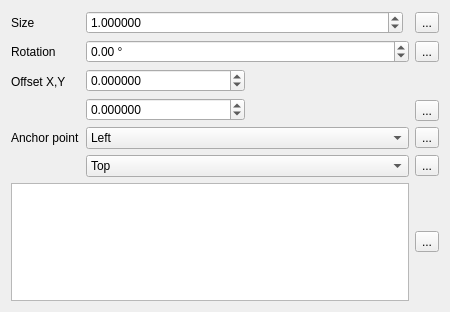
Above: src/ui/symbollayer/widget_filledmarker.ui from qgis/QGIS before the change. Below: the same form after it.
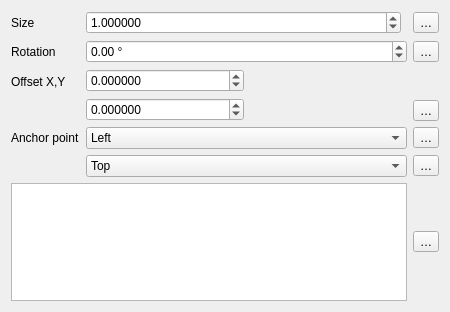
That is the form after the change. Custom widgets are drawn as their Qt base class.

```diff
--- a/src/ui/symbollayer/widget_filledmarker.ui
+++ b/src/ui/symbollayer/widget_filledmarker.ui
@@ -66,7 +66,7 @@
    <item row="0" column="2">
     <widget class="QgsPropertyOverrideButton" name="mSizeDDBtn">
      <property name="text">
-      <string>...</string>
+      <string>…</string>
      </property>
     </widget>
    </item>
@@ -102,7 +102,7 @@
    <item row="1" column="2">
     <widget class="QgsPropertyOverrideButton" name="mAngleDDBtn">
      <property name="text">
-      <string>...</string>
+      <string>…</string>
      </property>
     </widget>
    </item>
@@ -181,7 +181,7 @@
    <item row="3" column="2">
     <widget class="QgsPropertyOverrideButton" name="mOffsetDDBtn">
      <property name="text">
-      <string>...</string>
+      <string>…</string>
      </property>
     </widget>
    </item>
@@ -214,7 +214,7 @@
    <item row="4" column="2">
     <widget class="QgsPropertyOverrideButton" name="mHorizontalAnchorDDBtn">
      <property name="text">
-      <string>...</string>
+      <string>…</string>
      </property>
     </widget>
    </item>
@@ -240,7 +240,7 @@
    <item row="5" column="2">
     <widget class="QgsPropertyOverrideButton" name="mVerticalAnchorDDBtn">
      <property name="text">
-      <string>...</string>
+      <string>…</string>
      </property>
     </widget>
    </item>
@@ -290,7 +290,7 @@
    <item row="6" column="2">
     <widget class="QgsPropertyOverrideButton" name="mNameDDBtn">
      <property name="text">
-      <string>...</string>
+      <string>…</string>
      </property>
     </widget>
    </item>
```
